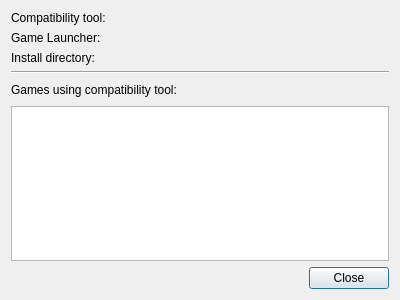
The window that share/pupgui2/ui/pupgui2_ctinfodialog.ui (DavidoTek/ProtonUp-Qt) describes before a commit, drawn with Qt 5.
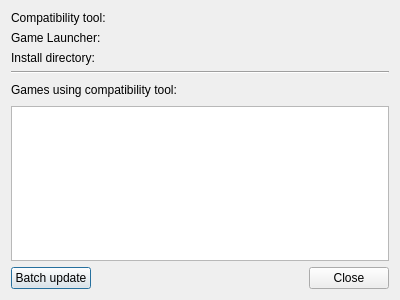
The same window after the commit. Icons and pictures are not drawn.

Commit message:
Add 'batch update' feature
Close https://github.com/DavidoTek/ProtonUp-Qt/issues/24

```diff
--- a/share/pupgui2/ui/pupgui2_ctinfodialog.ui
+++ b/share/pupgui2/ui/pupgui2_ctinfodialog.ui
@@ -107,6 +107,13 @@
    </item>
    <item>
     <layout class="QHBoxLayout" name="horizontalLayout_2">
+     <item>
+      <widget class="QPushButton" name="btnBatchUpdate">
+       <property name="text">
+        <string>Batch update</string>
+       </property>
+      </widget>
+     </item>
      <item>
       <spacer name="horizontalSpacer">
        <property name="orientation">
```
The commit also changes 3 other files.
